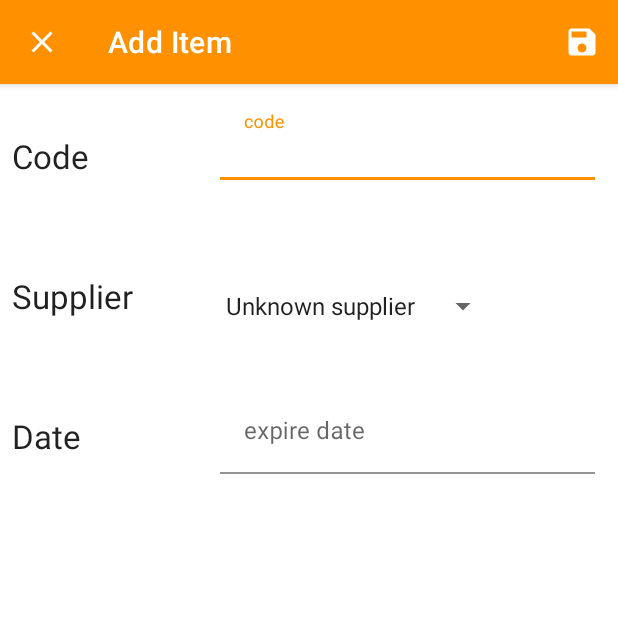
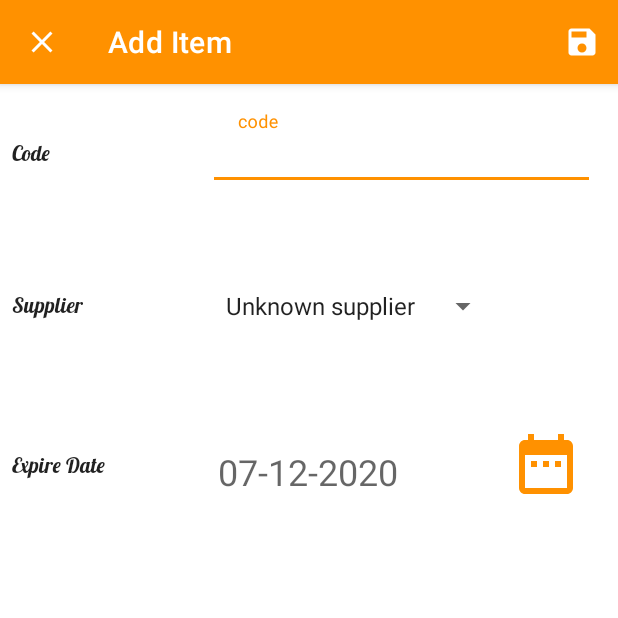
Before and after one commit to samsofa/ExpiredHelper, an Android app: the AddEditItemActivity screen opened directly, with no data from a screen before it, on a phone screen of 412 x 824 dp, the top half of it. Run offline under Robolectric (Android 15) with nearby library versions, the phone set to English and light mode, and no system bars; our stand-ins replace Room's generated code.

Commit message:
during date picker

```diff
--- a/app/src/main/java/com/samsofa/expiredhelper/ui/AddEditItemActivity.java
+++ b/app/src/main/java/com/samsofa/expiredhelper/ui/AddEditItemActivity.java
@@ -199,11 +199,11 @@ public class AddEditItemActivity extends AppCompatActivity {
     //EditText
     codeEditText = findViewById(R.id.et_code_name);
     mSupplierSpinner = findViewById(R.id.spinner_supplier);
-    expireDateEditText = findViewById(R.id.et_expire);
+   // expireDateEditText = findViewById(R.id.et_expire);
     //textInputLayout
     codeTextInputLayout = findViewById(R.id.code_textInputLayout);
     supplierTextInputLayout = findViewById(R.id.supplier_textInputLayout);
-    expireTextInputLayout = findViewById(R.id.expire_textInputLayout);
+    //  expireTextInputLayout = findViewById(R.id.expire_textInputLayout);
 
   }
 
--- a/app/src/main/res/drawable/ic_calendar.xml
+++ b/app/src/main/res/drawable/ic_calendar.xml
@@ -1,7 +1,7 @@
 <vector xmlns:android="http://schemas.android.com/apk/res/android"
   android:width="24dp"
   android:height="24dp"
-  android:tint="#FFFFFF"
+  android:tint="@color/canary"
   android:viewportWidth="24"
   android:viewportHeight="24">
   <path
--- a/app/src/main/res/layout/activity_add_edit_item.xml
+++ b/app/src/main/res/layout/activity_add_edit_item.xml
@@ -13,6 +13,7 @@
     android:layout_width="250dp"
     android:layout_height="wrap_content"
     android:layout_marginStart="8dp"
+    android:layout_marginEnd="8dp"
     app:layout_constraintEnd_toEndOf="parent"
     app:layout_constraintStart_toStartOf="@+id/guideline"
     app:layout_constraintTop_toTopOf="parent">
@@ -40,24 +41,6 @@
     app:layout_constraintStart_toStartOf="@+id/guideline"
     app:layout_constraintTop_toBottomOf="@+id/code_textInputLayout" />
 
-  <com.google.android.material.textfield.TextInputLayout
-    android:id="@+id/expire_textInputLayout"
-    android:layout_width="250dp"
-    android:layout_height="wrap_content"
-    android:layout_marginStart="8dp"
-    android:layout_marginTop="32dp"
-    app:layout_constraintEnd_toEndOf="parent"
-    app:layout_constraintStart_toStartOf="@+id/guideline"
-    app:layout_constraintTop_toBottomOf="@+id/spinner_supplier">
-
-    <com.google.android.material.textfield.TextInputEditText
-      android:id="@+id/et_expire"
-      android:layout_width="match_parent"
-      android:layout_height="wrap_content"
-      android:background="@drawable/round_corner"
-      android:hint="expire date"
-      android:maxLines="1" />
-  </com.google.android.material.textfield.TextInputLayout>
 
 
   <androidx.constraintlayout.widget.Guideline
@@ -73,7 +56,8 @@
     android:layout_height="wrap_content"
     android:layout_marginTop="24dp"
     android:text="Code"
-    android:textAppearance="@style/TextAppearance.AppCompat.Large"
+    android:fontFamily="@font/lobster"
+    android:textAppearance="@style/TextAppearance.AppCompat.Body1"
     app:layout_constraintBottom_toBottomOf="@+id/code_textInputLayout"
     app:layout_constraintStart_toStartOf="parent"
     app:layout_constraintTop_toTopOf="parent" />
@@ -82,9 +66,10 @@
     android:id="@+id/textView4"
     android:layout_width="wrap_content"
     android:layout_height="wrap_content"
-    android:layout_marginTop="64dp"
+    android:layout_marginTop="80dp"
+    android:fontFamily="@font/lobster"
     android:text="Supplier"
-    android:textAppearance="@style/TextAppearance.AppCompat.Large"
+    android:textAppearance="@style/TextAppearance.AppCompat.Body1"
     app:layout_constraintBottom_toBottomOf="@+id/supplier_textInputLayout"
     app:layout_constraintStart_toStartOf="parent"
     app:layout_constraintTop_toBottomOf="@+id/textView"
@@ -94,9 +79,10 @@
     android:id="@+id/textView5"
     android:layout_width="wrap_content"
     android:layout_height="wrap_content"
-    android:layout_marginTop="64dp"
-    android:text="Date"
-    android:textAppearance="@style/TextAppearance.AppCompat.Large"
+    android:layout_marginTop="85dp"
+    android:fontFamily="@font/lobster"
+    android:text="Expire Date"
+    android:textAppearance="@style/TextAppearance.AppCompat.Body1"
     app:layout_constraintStart_toStartOf="parent"
     app:layout_constraintTop_toBottomOf="@+id/textView4" />
 
@@ -108,4 +94,30 @@
     app:constraint_referenced_ids="textView,textView4,textView5"
     tools:layout_editor_absoluteX="395dp" />
 
+  <ImageView
+    android:id="@+id/calendar_imgv"
+    android:layout_width="48dp"
+    android:layout_height="48dp"
+    android:layout_marginTop="105dp"
+    android:layout_marginEnd="16dp"
+    app:layout_constraintEnd_toEndOf="parent"
+    app:layout_constraintTop_toTopOf="@+id/spinner_supplier"
+    app:srcCompat="@drawable/ic_calendar"
+    tools:ignore="VectorDrawableCompat" />
+
+  <TextView
+    android:id="@+id/expire_date_txv"
+    android:layout_width="wrap_content"
+    android:layout_height="wrap_content"
+    android:layout_marginStart="8dp"
+    android:layout_marginTop="70dp"
+    android:inputType="date"
+    android:text="07-12-2020"
+    android:textAppearance="@style/TextAppearance.AppCompat.Display1"
+    android:textSize="24dp"
+    app:layout_constraintEnd_toStartOf="@+id/calendar_imgv"
+    app:layout_constraintHorizontal_bias="0.075"
+    app:layout_constraintStart_toStartOf="@+id/guideline"
+    app:layout_constraintTop_toBottomOf="@+id/spinner_supplier" />
+
 </androidx.constraintlayout.widget.ConstraintLayout>
--- a/app/src/main/res/values/colors.xml
+++ b/app/src/main/res/values/colors.xml
@@ -9,4 +9,5 @@
   <color name="white">#FFFFFFFF</color>
   <color name="red">#c80000</color>
   <color name="gray">#dcdcdc</color>
+  <color name="canary">#ff9100</color>
 </resources>
```
Also changed, not shown: app/src/main/res/font/lobster.ttf (added).
